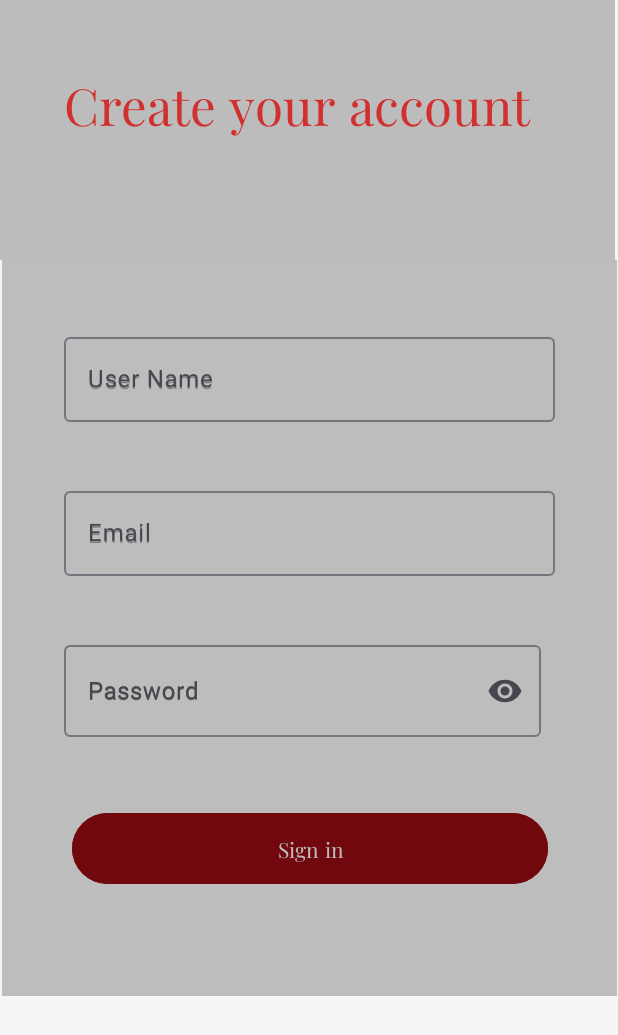
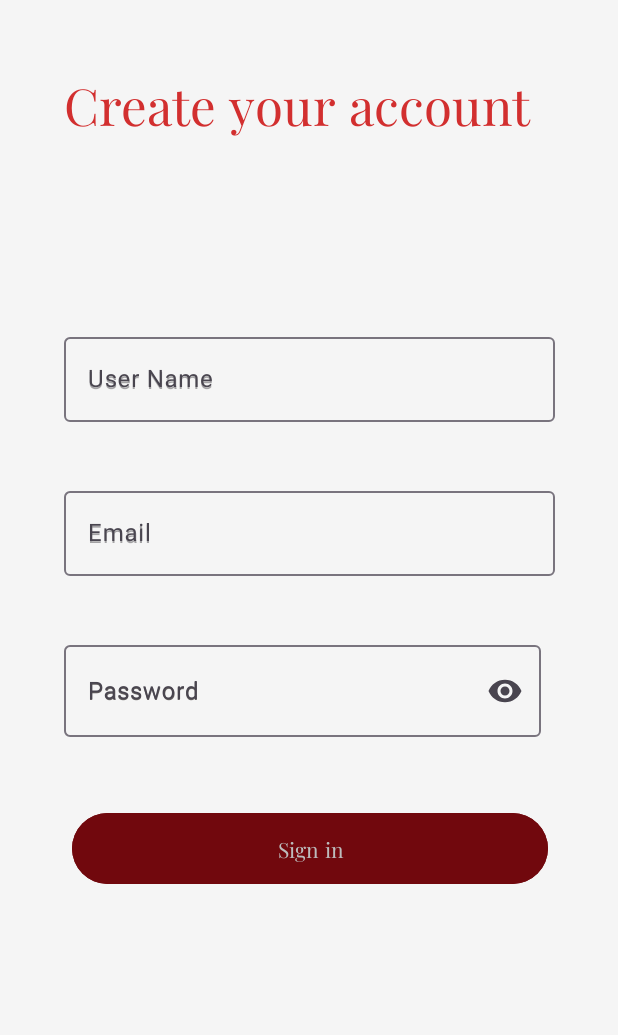
Before and after one commit to isikkayaa/LearnConnectApp, an Android app: the SignUpFragment screen opened through its navigation route, on a phone screen of 412 x 824 dp. Shown: the top 1035 px of the screen. Run offline under Robolectric (Android 15) with nearby library versions, the phone set to English and light mode, and no system bars; our stand-ins replace Dagger/Hilt's generated code, Firebase (no records; nobody signed in at launch, a user with empty details on screens opened directly), Room's generated code, navigation-ui; pictures from the network do not load.

```diff
--- a/app/src/main/res/layout/fragment_login.xml
+++ b/app/src/main/res/layout/fragment_login.xml
@@ -12,7 +12,6 @@
         android:layout_width="416dp"
         android:layout_height="179dp"
         android:background="@color/arkaplan"
-        android:backgroundTint="#BCBCBC"
         app:layout_constraintBottom_toTopOf="@+id/constraintLayout2"
         app:layout_constraintEnd_toEndOf="parent"
         app:layout_constraintStart_toStartOf="parent"
@@ -39,8 +38,8 @@
         android:layout_width="413dp"
         android:layout_height="567dp"
         android:layout_marginEnd="1dp"
-        android:background="@color/acık"
-        android:backgroundTint="@color/acık"
+        android:background="@color/arkaplan"
+        android:backgroundTint="@color/arkaplan"
         app:layout_constraintBottom_toBottomOf="parent"
         app:layout_constraintEnd_toEndOf="parent"
         app:layout_constraintHorizontal_bias="1.0"
--- a/app/src/main/res/layout/fragment_sign_up.xml
+++ b/app/src/main/res/layout/fragment_sign_up.xml
@@ -11,8 +11,8 @@
         android:id="@+id/constraintLayout3"
         android:layout_width="410dp"
         android:layout_height="173dp"
-        android:background="#D3D3D3"
-        android:backgroundTint="#BCBCBC"
+        android:background="@color/arkaplan"
+        android:backgroundTint="@color/arkaplan"
         app:layout_constraintBottom_toBottomOf="parent"
         app:layout_constraintEnd_toEndOf="parent"
         app:layout_constraintHorizontal_bias="0.0"
@@ -40,7 +40,7 @@
         android:layout_width="410dp"
         android:layout_height="558dp"
         android:layout_marginStart="1dp"
-        android:background="@color/acık"
+        android:background="@color/arkaplan"
         app:layout_constraintStart_toStartOf="parent"
         app:layout_constraintTop_toBottomOf="@+id/constraintLayout3">
 
```
